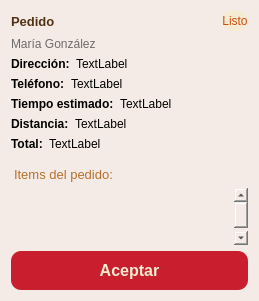
Qt form movil/pedido_pendiente.ui (Bruno-DarkSouler/APP_ElBuenGusto) before a commit.
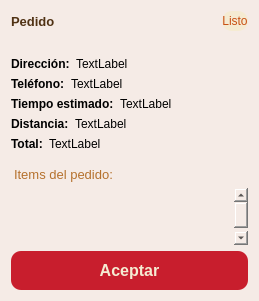
The same form after that commit.

```diff
--- a/movil/pedido_pendiente.ui
+++ b/movil/pedido_pendiente.ui
@@ -13,7 +13,7 @@
   <property name="minimumSize">
    <size>
     <width>0</width>
-    <height>200</height>
+    <height>301</height>
    </size>
   </property>
   <property name="windowTitle">
@@ -77,7 +77,7 @@
       <string notr="true">color:rgb(108, 108, 108);</string>
      </property>
      <property name="text">
-      <string>María González</string>
+      <string/>
      </property>
     </widget>
    </item>
```
Left out of the diff: 4 changed lines with no effect on the pictures.
